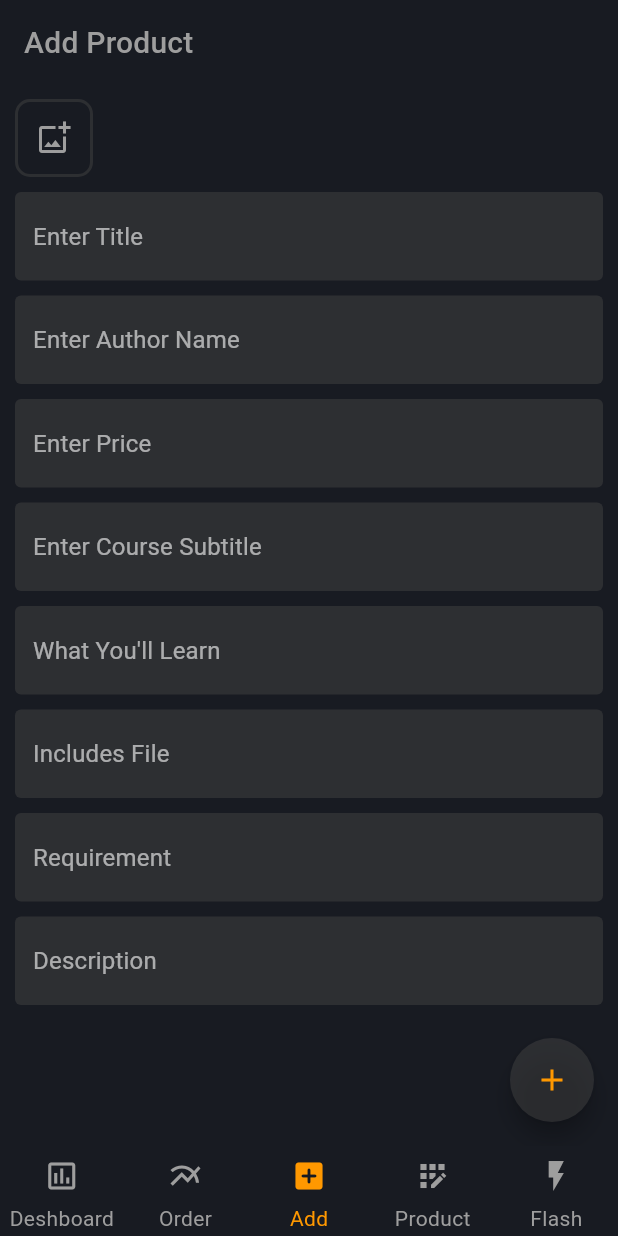
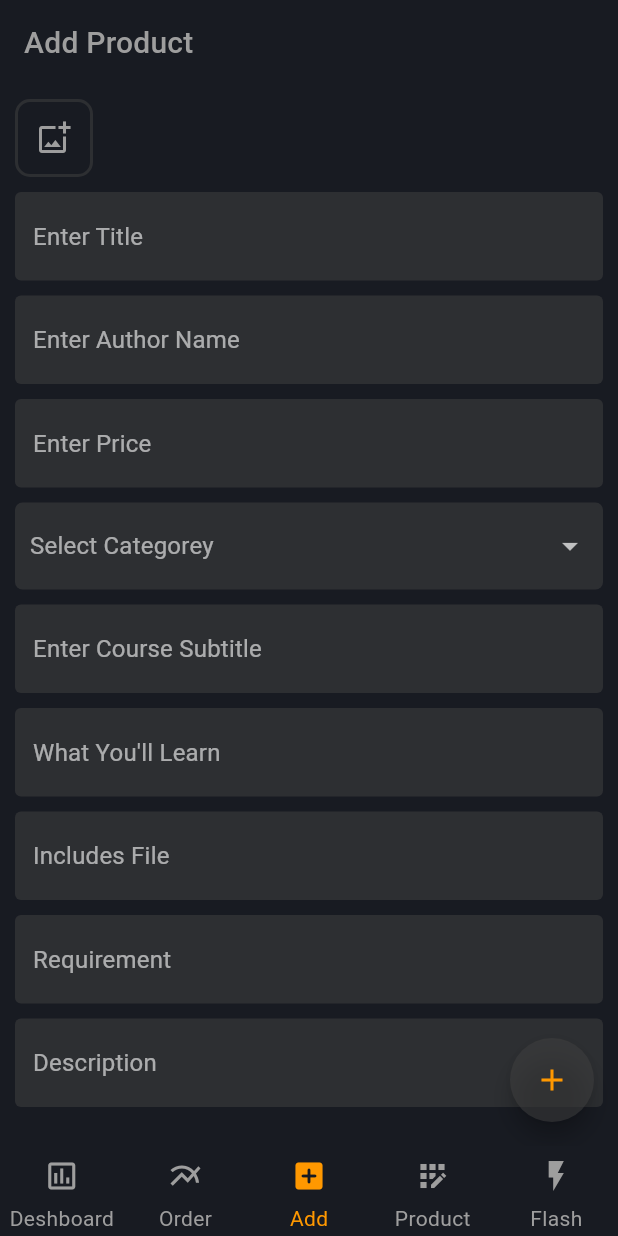
Before and after one commit to jakirahamed/learningm, a Flutter app: the screen it shows after launch, on a phone screen of 412 x 824 dp. Run offline on Flutter 3.47's test engine with Material 2 defaults, Android fonts, the phone set to English and light mode, and no system bars; our stand-ins replace cached_network_image, cloud_firestore, firebase_core, firebase_storage, flutter_easyloading, flutter_riverpod and 3 more; accounts and stored records are empty.

Commit message:
product_details_page_Design

```diff
--- a/lib/page/add_product/add_product.dart
+++ b/lib/page/add_product/add_product.dart
@@ -15,6 +15,8 @@ class AddProduct extends ConsumerWidget {
     final productservice = ref.watch(prductserviceProvider);
     final image = ref.watch(imageServiceProvider);
     final imageservice = ref.read(imageServiceProvider.notifier);
+    final categoryList = ref.watch(catagorisListProvider);
+    final category = ref.watch(selectedCategorisProvider);
 
     return Scaffold(
       appBar: AppBar(
@@ -27,7 +29,8 @@ class AddProduct extends ConsumerWidget {
             filename: productservice.titleController.text,
             imagepath: image.first,
           );
-          productservice.addProduct(url);
+          productservice.addProduct(url, category);
+          imageservice.clear();
         },
         child: const Icon(
           Icons.add,
@@ -99,6 +102,35 @@ class AddProduct extends ConsumerWidget {
                 inputFormatters: [FilteringTextInputFormatter.digitsOnly],
               ),
               const SizedBox(height: 10),
+              Container(
+                decoration: BoxDecoration(
+                  color: Theme.of(context).colorScheme.surface,
+                  borderRadius: BorderRadius.circular(5),
+                ),
+                child: Padding(
+                  padding:
+                      const EdgeInsets.symmetric(horizontal: 10, vertical: 5),
+                  child: DropdownButtonHideUnderline(
+                    child: DropdownButton<String>(
+                      hint: const Text('Select Categorey'),
+                      isExpanded: true,
+                      value: category,
+                      items: categoryList
+                          .map(
+                            (e) => DropdownMenuItem<String>(
+                              value: e,
+                              child: Text(e),
+                            ),
+                          )
+                          .toList(),
+                      onChanged: (v) {
+                        ref.read(selectedCategorisProvider.state).state = v;
+                      },
+                    ),
+                  ),
+                ),
+              ),
+              const SizedBox(height: 10),
               TextFormField(
                 controller: productservice.courseSubtitleController,
                 keyboardType: TextInputType.text,
--- a/lib/route/route.dart
+++ b/lib/route/route.dart
@@ -1,6 +1,7 @@
 import 'package:flutter/material.dart';
 import 'package:learningm/page/add_product/add_product.dart';
 import 'package:learningm/page/all_product/all_product.dart';
+import 'package:learningm/page/all_product/product_details.dart';
 import 'package:learningm/page/bottom_nav.dart';
 import 'package:learningm/page/flash/flash.dart';
 import 'package:learningm/page/home/deshboard.dart';
@@ -39,6 +40,14 @@ class Routes {
         return MaterialPageRoute(
           builder: (context) => const SearchPage(),
         );
+      case ProductDetails.routeName:
+        if (arg is String) {
+          return MaterialPageRoute(
+            builder: (context) => ProductDetails(arg),
+          );
+        } else {
+          return error();
+        }
       // case NoteInfo.routename:
       //   if (arg is NoteModel) {
       //     return MaterialPageRoute(
--- a/lib/service/add_product_service.dart
+++ b/lib/service/add_product_service.dart
@@ -18,7 +18,7 @@ class ProductService {
   final requirementsController = TextEditingController();
   final descriptionController = TextEditingController();
 
-  addProduct(String url) async {
+  addProduct(String url, String? categoris) async {
     if (titleController.text.isEmpty) {
       EasyLoading.showToast('Enter Title');
     } else if (authernameController.text.isEmpty) {
@@ -35,6 +35,8 @@ class ProductService {
       EasyLoading.showToast('Requirement empty');
     } else if (descriptionController.text.isEmpty) {
       EasyLoading.showToast('Enter Description');
+    } else if (categoris == null) {
+      EasyLoading.showToast('categories is empty');
     } else {
       final model = ProductModel(
         title: titleController.text,
@@ -48,6 +50,7 @@ class ProductService {
         requirements: requirementsController.text,
         description: descriptionController.text,
         img: url,
+        categories: categoris,
       );
       EasyLoading.show();
       final firebase = FirebaseFirestore.instance;
@@ -65,3 +68,11 @@ class ProductService {
     }
   }
 }
+
+final catagorisListProvider = Provider<List<String>>((ref) {
+  return ["Featured", "Design", "Development", "Marketing"];
+});
+
+final selectedCategorisProvider = StateProvider<String?>((ref) {
+  return null;
+});
```
Also changed, not shown: lib/page/add_product/product_model.dart (+9 -0 lines), lib/page/all_product/all_product.dart (+8 -1 lines), lib/page/all_product/product_details.dart (added, +83 -0 lines), lib/page/all_product/show_product.dart (+12 -1 lines).
